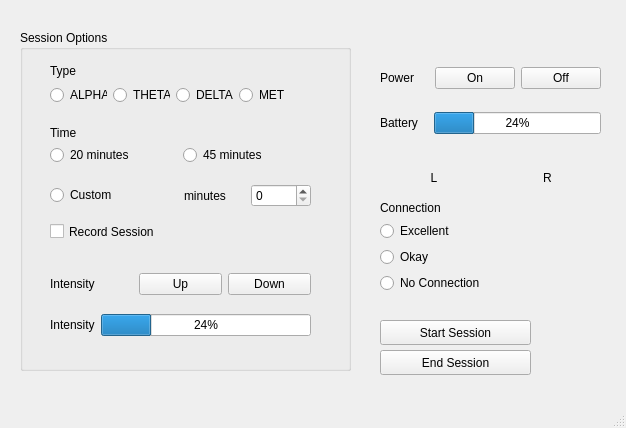
Above: CES_Device_Simulator/mainwindow.ui from DaudTalat/CES-Device-Simulator before the change. Below: the same form after it.
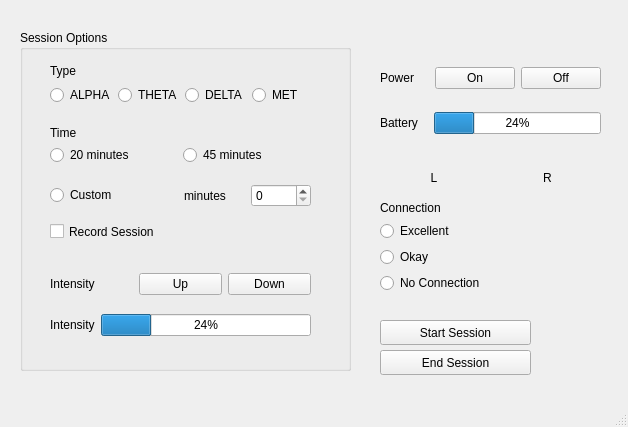
That is the form after the change.

Commit message: fixed build error and created GUI

```diff
--- a/CES_Device_Simulator/mainwindow.ui
+++ b/CES_Device_Simulator/mainwindow.ui
@@ -6,8 +6,8 @@
    <rect>
     <x>0</x>
     <y>0</y>
-    <width>626</width>
-    <height>428</height>
+    <width>628</width>
+    <height>427</height>
    </rect>
   </property>
   <property name="windowTitle">
@@ -170,7 +170,7 @@
       <rect>
        <x>30</x>
        <y>50</y>
-       <width>241</width>
+       <width>254</width>
        <height>31</height>
       </rect>
      </property>
```
Left out of the diff: 24 changed lines with no effect on the pictures.
